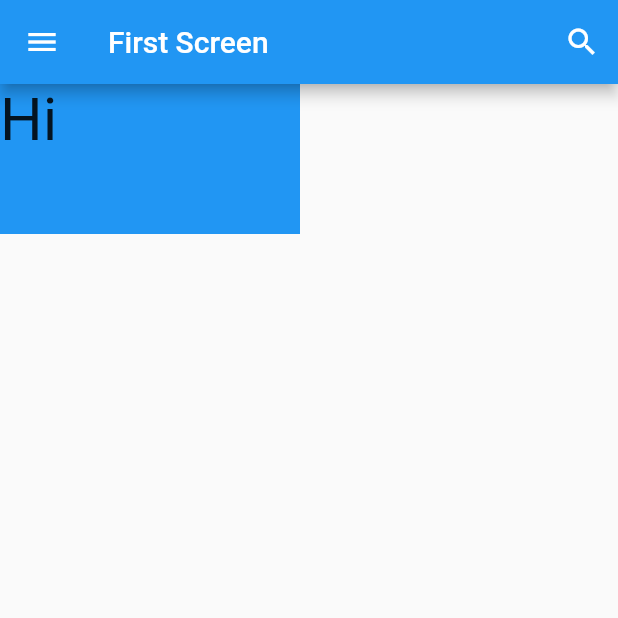
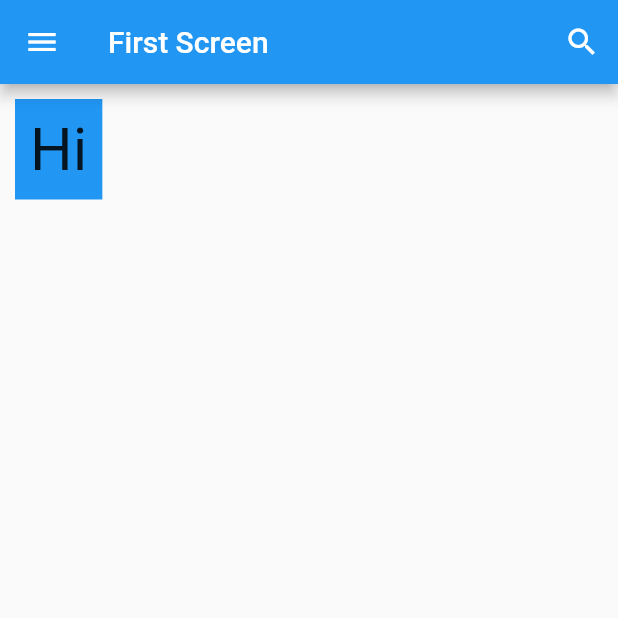
Before and after one commit to bayazidsustami/basic_training_flutter, a Flutter app: the screen it shows after launch, on a phone screen of 412 x 824 dp, the top half of it. Run offline on Flutter 3.47's test engine with Material 2 defaults, Android fonts, the phone set to English and light mode, and no system bars.

Commit message:
add padding & margin

```diff
--- a/lib/main.dart
+++ b/lib/main.dart
@@ -39,8 +39,8 @@ class FirstScreen extends StatelessWidget{
       body: Container(
         child: Text('Hi', style: TextStyle(fontSize: 40),),
         color: Colors.blue,
-        width: 200,
-        height: 100,
+        padding: EdgeInsets.all(10),
+        margin: EdgeInsets.all(10),
       ),
     );
   }
```
